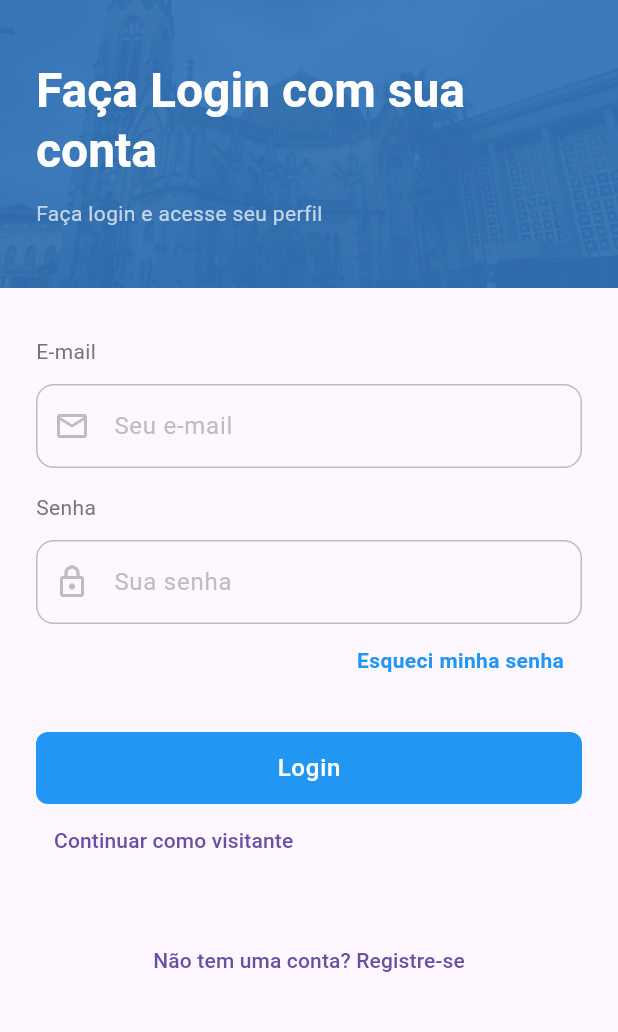
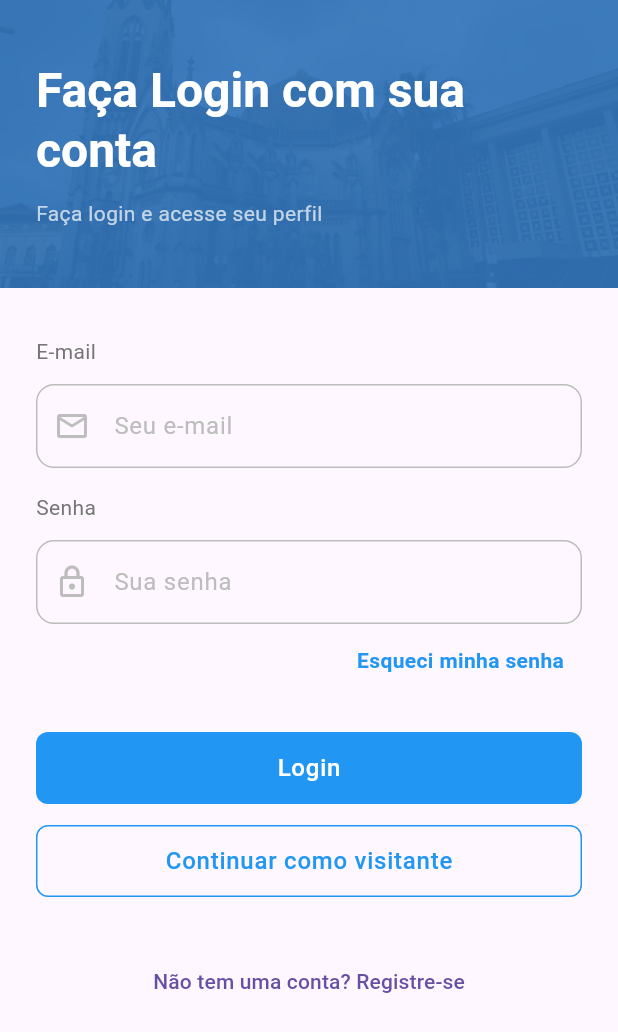
Before and after one commit to Diocese-Santos/Diocese-App, a Flutter app: the screen it shows after launch, on a phone screen of 412 x 824 dp. Shown: the top 1032 px of the screen. Run offline on Flutter 3.47's test engine with Material 3 defaults, Android fonts, the phone set to English and light mode, and no system bars; our stand-ins replace gap; Roboto replaces fonts that are missing (Montserrat).

Commit message:
feat(login): add outlined button style for visitor navigation

```diff
--- a/lib/ui/core/themes/theme.dart
+++ b/lib/ui/core/themes/theme.dart
@@ -31,6 +31,19 @@ abstract final class AppTheme {
     ),
   );
 
+  static OutlinedButtonThemeData outlinedButtonStyle = OutlinedButtonThemeData(
+    style: ButtonStyle(
+      foregroundColor: WidgetStateProperty.all(Colors.blue),
+      side: WidgetStateProperty.all(BorderSide(color: Colors.blue)),
+      shape: WidgetStateProperty.all(
+        RoundedRectangleBorder(
+          borderRadius: BorderRadius.circular(8),
+          side: BorderSide(color: Colors.blue),
+        ),
+      ),
+    ),
+  );
+
   static ThemeData lightTheme = ThemeData(
     useMaterial3: true,
     brightness: Brightness.light,
@@ -41,6 +54,7 @@ abstract final class AppTheme {
     ),
     inputDecorationTheme: inputDecorationTheme,
     filledButtonTheme: filledButtonStyle,
+    outlinedButtonTheme: outlinedButtonStyle,
     fontFamily: 'Montserrat',
     extensions: const [],
   );
--- a/lib/ui/pages/login_page.dart
+++ b/lib/ui/pages/login_page.dart
@@ -77,8 +77,8 @@ class LoginPage extends StatelessWidget {
                     ),
                     Gap(24),
                     SizedBox(
+                      height: 48,
                       width: double.infinity,
-                      height: 48,
                       child: FilledButton(
                         onPressed: presenter.signIn,
                         child: Text(
@@ -91,9 +91,21 @@ class LoginPage extends StatelessWidget {
                         ),
                       ),
                     ),
-                    TextButton(
-                      onPressed: presenter.navigateWithVisitor,
-                      child: Text('Continuar como visitante'),
+                    Gap(14),
+                    SizedBox(
+                      height: 48,
+                      width: double.infinity,
+                      child: OutlinedButton(
+                        onPressed: presenter.navigateWithVisitor,
+                        child: Text(
+                          'Continuar como visitante',
+                          style:
+                              Theme.of(context).textTheme.bodyLarge!.copyWith(
+                                    color: Colors.blue,
+                                    fontWeight: FontWeight.w500,
+                                  ),
+                        ),
+                      ),
                     ),
                   ],
                 ),
```
